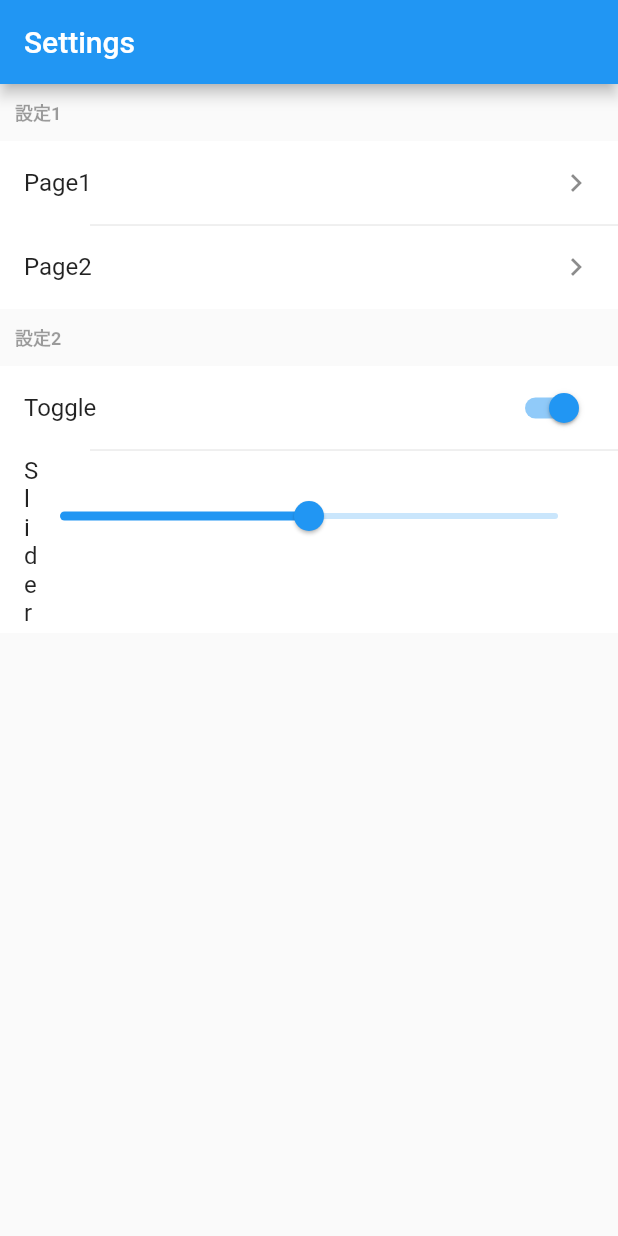
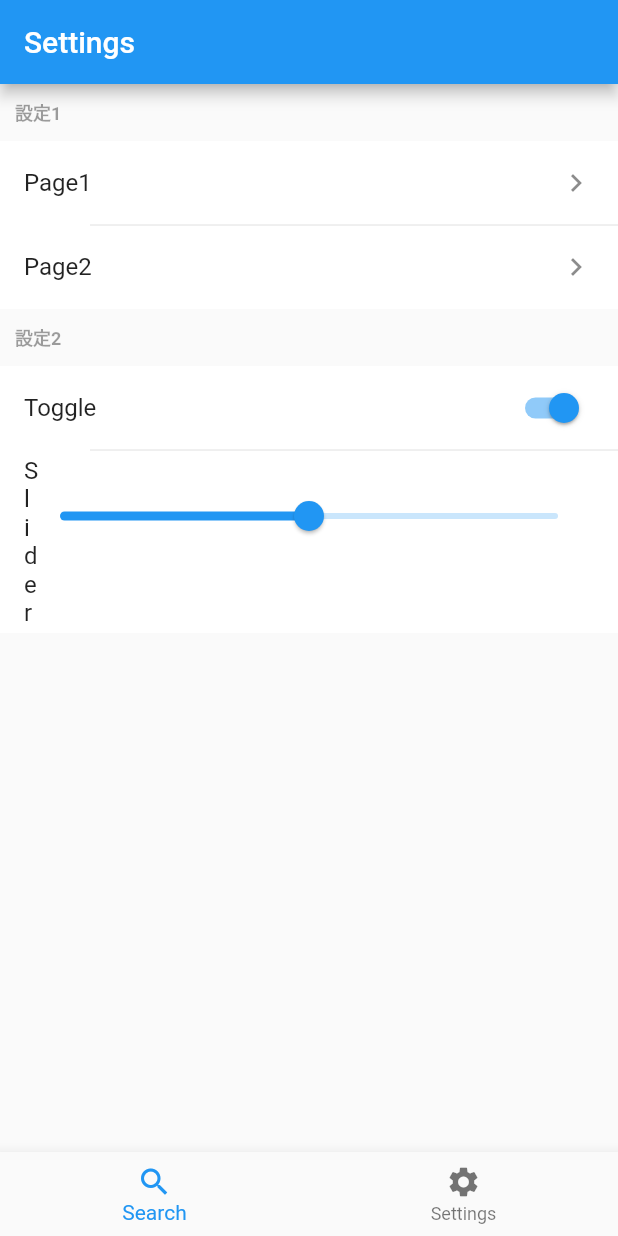
Before and after one commit to DialBird/flutter-ItemShowroom, a Flutter app: the screen it shows after launch, on a phone screen of 412 x 824 dp. Run offline on Flutter 3.47's test engine with Material 2 defaults, Android fonts, the phone set to English and light mode, and no system bars.

Commit message:
Add BottomNavigationView Abstract

```diff
--- a/lib/src/item_showroom.dart
+++ b/lib/src/item_showroom.dart
@@ -1,6 +1,6 @@
 // import 'package:item_showroom/src/pages/item_list_view.dart';
 import 'package:item_showroom/src/pages/settings_view.dart';
-// import 'package:item_showroom/src/ui/bottom_navigation_view.dart';
+import 'package:item_showroom/src/ui/bottom_navigation_view.dart';
 import 'package:flutter/material.dart';
 
 class ItemShowroom extends StatelessWidget {
@@ -21,8 +21,7 @@ class MyHomePage extends StatefulWidget {
   _MyHomePageState createState() => new _MyHomePageState();
 }
 
-// class _MyHomePageState extends State<MyHomePage> implements BottomNavigationViewStatus {
-class _MyHomePageState extends State<MyHomePage> {
+class _MyHomePageState extends State<MyHomePage> implements BottomNavigationViewStatus {
   Widget _bodyContent;
 
   @override
@@ -36,7 +35,7 @@ class _MyHomePageState extends State<MyHomePage> {
   Widget build(BuildContext context) {
     return new Scaffold(
       body: _bodyContent,
-      // bottomNavigationBar: new BottomNavigationView(this),
+      bottomNavigationBar: new BottomNavigationView(this),
     );
   }
 
--- /dev/null
+++ b/lib/src/ui/bottom_navigation_view.dart
@@ -0,0 +1,51 @@
+import 'package:flutter/material.dart';
+
+abstract class BottomNavigationViewStatus {
+  void onTapChangeIndex(int position);
+}
+
+class BottomNavigationView extends StatefulWidget {
+  final BottomNavigationViewStatus listener;
+
+  BottomNavigationView(this.listener);
+
+  @override
+  _BottomNavigationViewState createState() => new _BottomNavigationViewState(listener);
+}
+
+class _BottomNavigationViewState extends State<BottomNavigationView> {
+  List<BottomNavigationBarItem> _kBottomNavigationItems;
+  BottomNavigationViewStatus _kTapListener;
+  int _currentIndex = 0;
+
+  _BottomNavigationViewState(this._kTapListener);
+
+  @override
+  void initState() {
+    super.initState();
+    _kBottomNavigationItems = <BottomNavigationBarItem>[
+      new BottomNavigationBarItem(
+        icon: new Icon(Icons.search),
+        title: new Text("Search"),
+      ),
+      new BottomNavigationBarItem(
+        icon: new Icon(Icons.settings),
+        title: new Text("Settings"),
+      ),
+    ];
+  }
+
+  @override
+  Widget build(BuildContext context) {
+    return new BottomNavigationBar(
+      items: _kBottomNavigationItems,
+      currentIndex: _currentIndex,
+      onTap: (int index) {
+        setState(() {
+          _currentIndex = index;
+          _kTapListener.onTapChangeIndex(index);
+        });
+      }
+    );
+  }
+}
```
